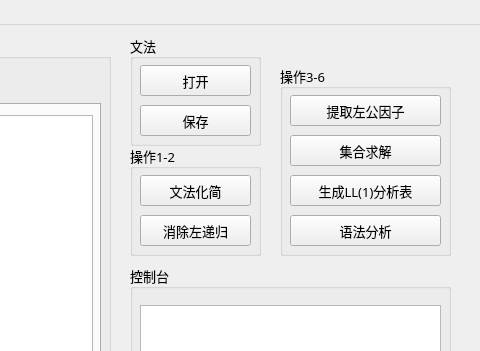
Above: BNFProcessor/mainwindow.ui from Lyuyk/Compile-Principle-Course-Labs before the change; both pictures show x 800 to 1280 and y 0 to 351 of the 1280 by 768 pixel window. Below: the same form after it.
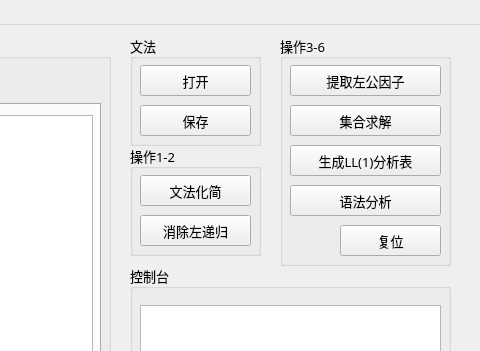
That is the form after the change.

Commit message: ui交互优化

What changed in the file:
```diff
--- a/BNFProcessor/mainwindow.ui
+++ b/BNFProcessor/mainwindow.ui
@@ -390,9 +390,9 @@
     <property name="geometry">
      <rect>
       <x>1080</x>
-      <y>40</y>
+      <y>10</y>
       <width>171</width>
-      <height>191</height>
+      <height>231</height>
      </rect>
     </property>
     <property name="title">
@@ -450,6 +450,19 @@
       <string>语法分析</string>
      </property>
     </widget>
+    <widget class="QPushButton" name="pushButton_clearAll">
+     <property name="geometry">
+      <rect>
+       <x>60</x>
+       <y>190</y>
+       <width>101</width>
+       <height>31</height>
+      </rect>
+     </property>
+     <property name="text">
+      <string>复位</string>
+     </property>
+    </widget>
    </widget>
    <widget class="QGroupBox" name="groupBox_4">
     <property name="geometry">
```
The commit also changes 2 other files.
